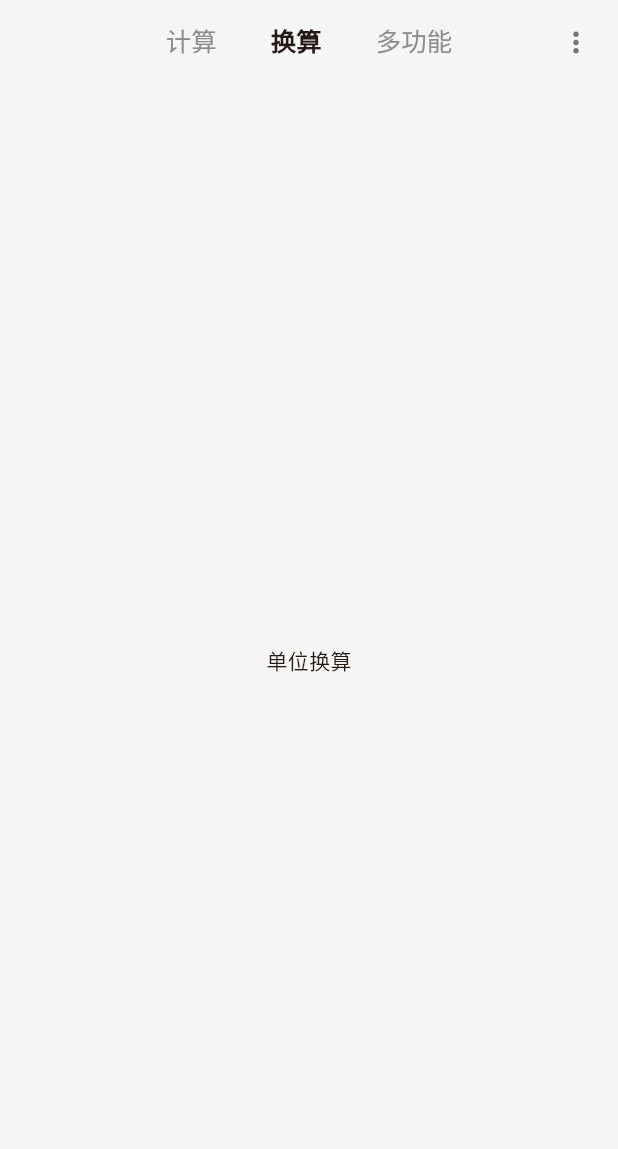
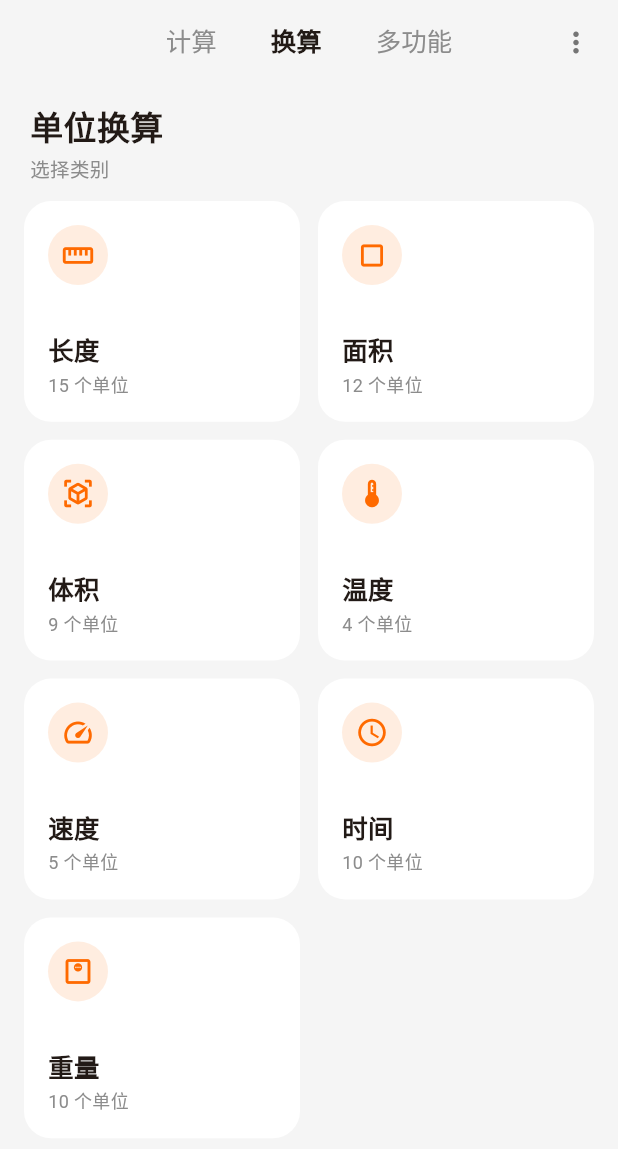
Before and after one commit to fnthinklevi/FnthinkCalculator, a Flutter app: the screen it shows after launch, after a tap on "换算", on a phone screen of 412 x 824 dp. Shown: the top 1149 px of the screen. Run offline on Flutter 3.47's test engine with Material 3 defaults, Android fonts, the phone set to English and light mode, and no system bars; our stand-ins replace shared_preferences.

Commit message:
feat: 实现 7 类单位换算
- BigRational 换算表，温度使用仿射换算
- 换算首页网格、详情页、单位选择器、交换与复制
- 时间按 1 月=30 天、1 年=365 天；面积标注亩的定义
- 91 项测试，模拟器长度换算与单位选择器走查通过

```diff
--- a/lib/features/converter/converter_home_page.dart
+++ b/lib/features/converter/converter_home_page.dart
@@ -1,10 +1,128 @@
 import 'package:flutter/material.dart';
+
+import '../../theme/tokens.dart';
+import 'converter_page.dart';
+import 'unit_data.dart';
 
 class ConverterHomePage extends StatelessWidget {
   const ConverterHomePage({super.key});
 
   @override
   Widget build(BuildContext context) {
-    return const Center(key: Key('converter-page'), child: Text('单位换算'));
+    final secondary = CalcColors.secondaryText(context);
+    return SafeArea(
+      top: false,
+      child: Column(
+        key: const Key('converter-page'),
+        crossAxisAlignment: CrossAxisAlignment.start,
+        children: [
+          Padding(
+            padding: const EdgeInsets.fromLTRB(20, 12, 20, 4),
+            child: Text(
+              '单位换算',
+              style: TextStyle(
+                fontSize: 22,
+                fontWeight: FontWeight.w600,
+                color: Theme.of(context).colorScheme.onSurface,
+              ),
+            ),
+          ),
+          Padding(
+            padding: const EdgeInsets.symmetric(horizontal: 20),
+            child: Text(
+              '选择类别',
+              style: TextStyle(fontSize: 13, color: secondary),
+            ),
+          ),
+          Expanded(
+            child: LayoutBuilder(
+              builder: (context, constraints) {
+                final columns = constraints.maxWidth >= 600 ? 3 : 2;
+                return GridView.builder(
+                  padding: const EdgeInsets.fromLTRB(16, 12, 16, 24),
+                  gridDelegate: SliverGridDelegateWithFixedCrossAxisCount(
+                    crossAxisCount: columns,
+                    mainAxisSpacing: 12,
+                    crossAxisSpacing: 12,
+                    childAspectRatio: 1.25,
+                  ),
+                  itemCount: UnitData.categories.length,
+                  itemBuilder: (context, index) {
+                    final category = UnitData.categories[index];
+                    return _CategoryCard(
+                      category: category,
+                      onTap: () {
+                        Navigator.of(context).push(
+                          MaterialPageRoute<void>(
+                            builder: (_) => ConverterPage(category: category),
+                          ),
+                        );
+                      },
+                    );
+                  },
+                );
+              },
+            ),
+          ),
+        ],
+      ),
+    );
   }
 }
+
+class _CategoryCard extends StatelessWidget {
+  const _CategoryCard({required this.category, required this.onTap});
+
+  final UnitCategory category;
+  final VoidCallback onTap;
+
+  @override
+  Widget build(BuildContext context) {
+    final secondary = CalcColors.secondaryText(context);
+    return Material(
+      color: CalcColors.keyBackground(context),
+      borderRadius: BorderRadius.circular(CalcRadius.card),
+      clipBehavior: Clip.antiAlias,
+      child: InkWell(
+        key: Key('converter-category-${category.id}'),
+        onTap: onTap,
+        child: Padding(
+          padding: const EdgeInsets.all(16),
+          child: Column(
+            crossAxisAlignment: CrossAxisAlignment.start,
+            mainAxisAlignment: MainAxisAlignment.spaceBetween,
+            children: [
+              Container(
+                width: 40,
+                height: 40,
+                decoration: BoxDecoration(
+                  color: CalcColors.orange.withValues(alpha: 0.12),
+                  shape: BoxShape.circle,
+                ),
+                child: Icon(category.icon, color: CalcColors.orange, size: 22),
+              ),
+              Column(
+                crossAxisAlignment: CrossAxisAlignment.start,
+                children: [
+                  Text(
+                    category.name,
+                    style: TextStyle(
+                      fontSize: 17,
+                      fontWeight: FontWeight.w600,
+                      color: Theme.of(context).colorScheme.onSurface,
+                    ),
+                  ),
+                  const SizedBox(height: 2),
+                  Text(
+                    '${category.units.length} 个单位',
+                    style: TextStyle(fontSize: 12, color: secondary),
+                  ),
+                ],
+              ),
+            ],
+          ),
+        ),
+      ),
+    );
+  }
+}
--- /dev/null
+++ b/lib/features/converter/unit_data.dart
@@ -0,0 +1,251 @@
+import 'package:flutter/material.dart';
+
+import '../../core/math/rational.dart';
+
+class UnitDef {
+  UnitDef({
+    required this.id,
+    required this.name,
+    required this.symbol,
+    required this.toBase,
+    required this.fromBase,
+  });
+
+  factory UnitDef.linear({
+    required String id,
+    required String name,
+    required String symbol,
+    required BigRational factor,
+  }) {
+    return UnitDef(
+      id: id,
+      name: name,
+      symbol: symbol,
+      toBase: (value) => value * factor,
+      fromBase: (value) => value / factor,
+    );
+  }
+
+  final String id;
+  final String name;
+  final String symbol;
+  final BigRational Function(BigRational value) toBase;
+  final BigRational Function(BigRational value) fromBase;
+}
+
+class UnitCategory {
+  UnitCategory({
+    required this.id,
+    required this.name,
+    required this.icon,
+    required this.units,
+    required this.defaultFromIndex,
+    required this.defaultToIndex,
+    this.note,
+  });
+
+  final String id;
+  final String name;
+  final IconData icon;
+  final List<UnitDef> units;
+  final int defaultFromIndex;
+  final int defaultToIndex;
+  final String? note;
+
+  BigRational convert(BigRational value, UnitDef from, UnitDef to) {
+    return to.fromBase(from.toBase(value));
+  }
+}
+
+abstract final class UnitData {
+  static UnitDef _u(String id, String name, String symbol, BigRational factor) {
+    return UnitDef.linear(id: id, name: name, symbol: symbol, factor: factor);
+  }
+
+  static final length = UnitCategory(
+    id: 'length',
+    name: '长度',
+    icon: Icons.straighten,
+    defaultFromIndex: 1,
+    defaultToIndex: 3,
+    units: [
+      _u('km', '千米', 'km', BigRational.fromInt(1000)),
+      _u('m', '米', 'm', BigRational.one),
+      _u('dm', '分米', 'dm', BigRational.fromInt(1, 10)),
+      _u('cm', '厘米', 'cm', BigRational.fromInt(1, 100)),
+      _u('mm', '毫米', 'mm', BigRational.fromInt(1, 1000)),
+      _u('um', '微米', 'μm', BigRational.fromInt(1, 1000000)),
+      _u('li', '里', '里', BigRational.fromInt(500)),
+      _u('zhang', '丈', '丈', BigRational.fromInt(10, 3)),
+      _u('chi', '尺', '尺', BigRational.fromInt(1, 3)),
+      _u('cun', '寸', '寸', BigRational.fromInt(1, 30)),
+      _u('mile', '英里', 'mi', BigRational.parse('1609.344')),
+      _u('yard', '码', 'yd', BigRational.parse('0.9144')),
+      _u('foot', '英尺', 'ft', BigRational.parse('0.3048')),
+      _u('inch', '英寸', 'in', BigRational.parse('0.0254')),
+      _u('nautical', '海里', 'nmi', BigRational.fromInt(1852)),
+    ],
+  );
+
+  static final area = UnitCategory(
+    id: 'area',
+    name: '面积',
+    icon: Icons.crop_square,
+    defaultFromIndex: 2,
+    defaultToIndex: 4,
+    note: '亩按 1 亩 = 2000/3 平方米换算。',
+    units: [
+      _u('km2', '平方千米', 'km²', BigRational.fromInt(1000000)),
+      _u('ha', '公顷', 'ha', BigRational.fromInt(10000)),
+      _u('m2', '平方米', 'm²', BigRational.one),
+      _u('dm2', '平方分米', 'dm²', BigRational.fromInt(1, 100)),
+      _u('cm2', '平方厘米', 'cm²', BigRational.fromInt(1, 10000)),
+      _u('mm2', '平方毫米', 'mm²', BigRational.fromInt(1, 1000000)),
+      _u('mu', '亩', '亩', BigRational.fromInt(2000, 3)),
+      _u('acre', '英亩', 'ac', BigRational.parse('4046.8564224')),
+      _u('mile2', '平方英里', 'mi²', BigRational.parse('2589988.110336')),
+      _u('foot2', '平方英尺', 'ft²', BigRational.parse('0.09290304')),
+      _u('inch2', '平方英寸', 'in²', BigRational.parse('0.00064516')),
+      _u('yard2', '平方码', 'yd²', BigRational.parse('0.83612736')),
+    ],
+  );
+
+  static final volume = UnitCategory(
+    id: 'volume',
+    name: '体积',
+    icon: Icons.view_in_ar,
+    defaultFromIndex: 1,
+    defaultToIndex: 2,
+    note: '美制与英制加仑分别按各自标准定义。',
+    units: [
+      _u('m3', '立方米', 'm³', BigRational.one),
+      _u('l', '升', 'L', BigRational.fromInt(1, 1000)),
+      _u('ml', '毫升', 'mL', BigRational.fromInt(1, 1000000)),
+      _u('cm3', '立方厘米', 'cm³', BigRational.fromInt(1, 1000000)),
+      _u('dm3', '立方分米', 'dm³', BigRational.fromInt(1, 1000)),
+      _u('gal_us', '加仑（美）', 'gal(US)', BigRational.parse('0.003785411784')),
+      _u('gal_uk', '加仑（英）', 'gal(UK)', BigRational.parse('0.00454609')),
+      _u('ft3', '立方英尺', 'ft³', BigRational.parse('0.028316846592')),
+      _u('in3', '立方英寸', 'in³', BigRational.parse('0.000016387064')),
+    ],
+  );
+
+  static UnitCategory _temperature() {
+    final fahrenheitOffset = BigRational.fromInt(32);
+    final kelvinOffset = BigRational.parse('273.15');
+    final rankineOffset = BigRational.parse('491.67');
+    final fiveNinths = BigRational.fromInt(5, 9);
+    final nineFifths = BigRational.fromInt(9, 5);
+
+    return UnitCategory(
+      id: 'temperature',
+      name: '温度',
+      icon: Icons.thermostat,
+      defaultFromIndex: 0,
+      defaultToIndex: 1,
+      note: '温度按摄氏度、华氏度、开尔文、兰氏度标准定义换算。',
+      units: [
+        UnitDef(
+          id: 'c',
+          name: '摄氏度',
+          symbol: '°C',
+          toBase: (value) => value,
+          fromBase: (value) => value,
+        ),
+        UnitDef(
+          id: 'f',
+          name: '华氏度',
+          symbol: '°F',
+          toBase: (value) => (value - fahrenheitOffset) * fiveNinths,
+          fromBase: (value) => value * nineFifths + fahrenheitOffset,
+        ),
+        UnitDef(
+          id: 'k',
+          name: '开尔文',
+          symbol: 'K',
+          toBase: (value) => value - kelvinOffset,
+          fromBase: (value) => value + kelvinOffset,
+        ),
+        UnitDef(
+          id: 'r',
+          name: '兰氏度',
+          symbol: '°R',
+          toBase: (value) => (value - rankineOffset) * fiveNinths,
+          fromBase: (value) => (value + kelvinOffset) * nineFifths,
+        ),
+      ],
+    );
+  }
+
+  static final temperature = _temperature();
+
+  static final speed = UnitCategory(
+    id: 'speed',
+    name: '速度',
+    icon: Icons.speed,
+    defaultFromIndex: 1,
+    defaultToIndex: 0,
+    units: [
+      _u('mps', '米/秒', 'm/s', BigRational.one),
+      _u('kmh', '千米/小时', 'km/h', BigRational.fromInt(5, 18)),
+      _u('mph', '英里/小时', 'mph', BigRational.parse('0.44704')),
+      _u('knot', '节', 'kn', BigRational.fromInt(463, 900)),
+      _u('fps', '英尺/秒', 'ft/s', BigRational.parse('0.3048')),
+    ],
+  );
+
+  static final time = UnitCategory(
+    id: 'time',
+    name: '时间',
+    icon: Icons.schedule,
+    defaultFromIndex: 5,
+    defaultToIndex: 4,
+    note: '时间换算按 1 月 = 30 天、1 年 = 365 天计算。',
+    units: [
+      _u('ns', '纳秒', 'ns', BigRational.fromInt(1, 1000000000)),
+      _u('us', '微秒', 'μs', BigRational.fromInt(1, 1000000)),
+      _u('ms', '毫秒', 'ms', BigRational.fromInt(1, 1000)),
+      _u('s', '秒', 's', BigRational.one),
+      _u('min', '分钟', 'min', BigRational.fromInt(60)),
+      _u('h', '小时', 'h', BigRational.fromInt(3600)),
+      _u('d', '天', 'd', BigRational.fromInt(86400)),
+      _u('week', '周', 'wk', BigRational.fromInt(604800)),
+      _u('month', '月', 'mo', BigRational.fromInt(2592000)),
+      _u('year', '年', 'yr', BigRational.fromInt(31536000)),
+    ],
+  );
+
+  static final weight = UnitCategory(
+    id: 'weight',
+    name: '重量',
+    icon: Icons.monitor_weight_outlined,
+    defaultFromIndex: 1,
+    defaultToIndex: 5,
+    units: [
+      _u('t', '吨', 't', BigRational.fromInt(1000)),
+      _u('kg', '千克', 'kg', BigRational.one),
+      _u('g', '克', 'g', BigRational.fromInt(1, 1000)),
+      _u('mg', '毫克', 'mg', BigRational.fromInt(1, 1000000)),
+      _u('ug', '微克', 'μg', BigRational.fromInt(1, 1000000000)),
+      _u('jin', '斤', '斤', BigRational.fromInt(1, 2)),
+      _u('liang', '两', '两', BigRational.fromInt(1, 20)),
+      _u('lb', '磅', 'lb', BigRational.parse('0.45359237')),
+      _u('oz', '盎司', 'oz', BigRational.parse('0.028349523125')),
+      _u('stone', '英石', 'st', BigRational.parse('6.35029318')),
+    ],
+  );
+
+  static final categories = [
+    length,
+    area,
+    volume,
+    temperature,
+    speed,
+    time,
+    weight,
+  ];
+
+  static UnitCategory byId(String id) {
+    return categories.firstWhere((category) => category.id == id);
+  }
+}
```
Also changed, not shown: lib/features/converter/converter_controller.dart (added, +76 -0 lines), lib/features/converter/converter_page.dart (added, +297 -0 lines), 4 other files.
